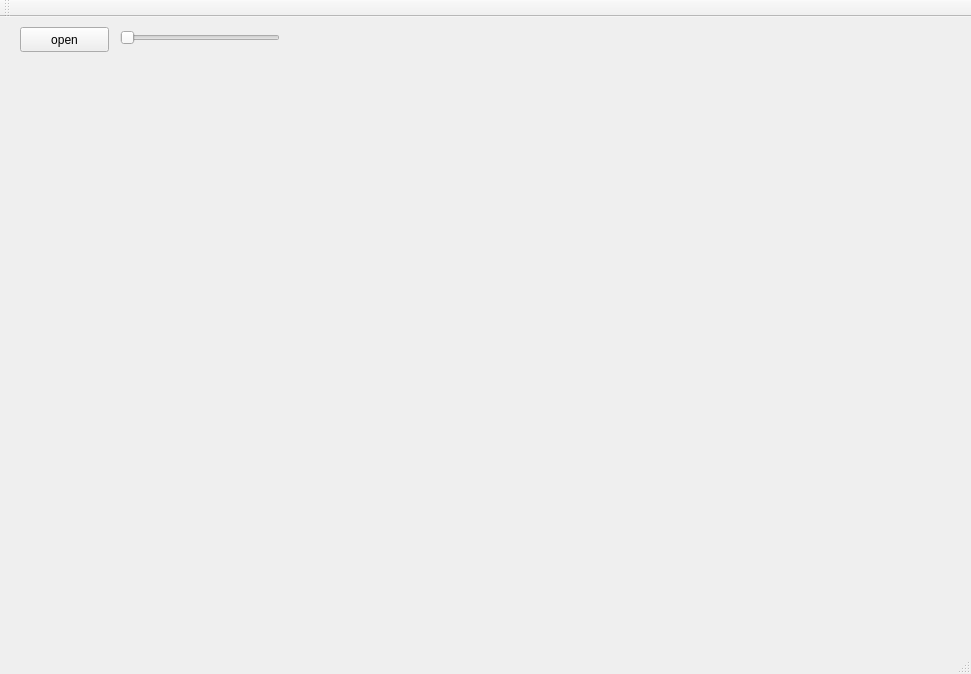
Above: view.ui from yang-han/GraphicsEditor before the change. Below: the same form after it.
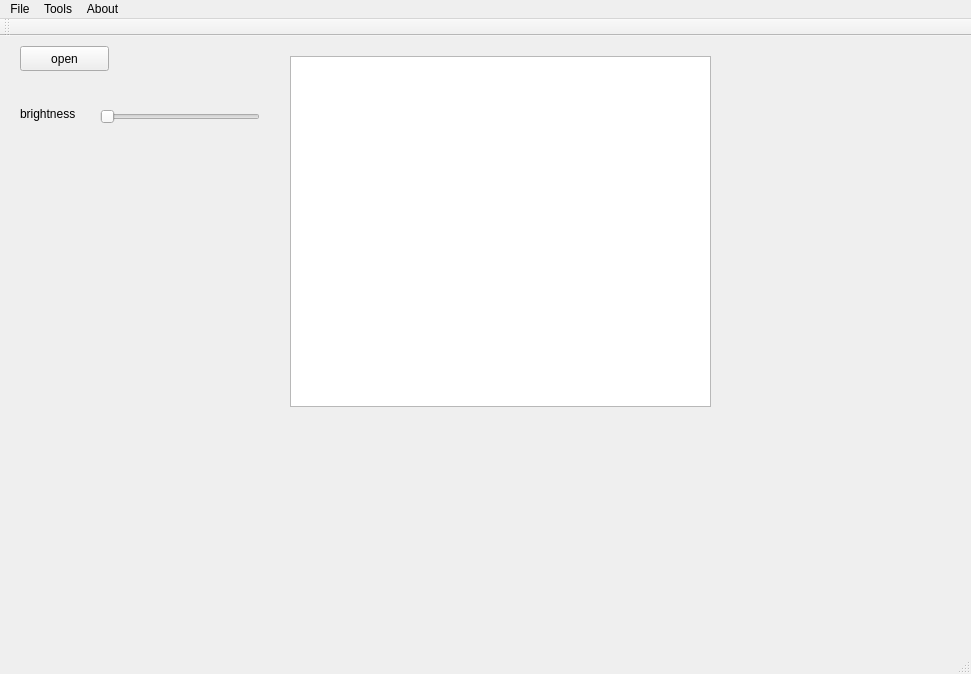
That is the form after the change.

The edit to the form file:
```diff
--- a/view.ui
+++ b/view.ui
@@ -43,8 +43,8 @@
    <widget class="QSlider" name="brightSlider">
     <property name="geometry">
      <rect>
-      <x>120</x>
-      <y>10</y>
+      <x>100</x>
+      <y>70</y>
       <width>160</width>
       <height>22</height>
      </rect>
@@ -65,6 +65,29 @@
      <enum>Qt::Horizontal</enum>
     </property>
    </widget>
+   <widget class="QLabel" name="label_2">
+    <property name="geometry">
+     <rect>
+      <x>20</x>
+      <y>70</y>
+      <width>61</width>
+      <height>16</height>
+     </rect>
+    </property>
+    <property name="text">
+     <string>brightness</string>
+    </property>
+   </widget>
+   <widget class="QGraphicsView" name="graphicsView">
+    <property name="geometry">
+     <rect>
+      <x>290</x>
+      <y>20</y>
+      <width>421</width>
+      <height>351</height>
+     </rect>
+    </property>
+   </widget>
   </widget>
   <widget class="QMenuBar" name="menuBar">
    <property name="geometry">
@@ -72,9 +95,39 @@
      <x>0</x>
      <y>0</y>
      <width>971</width>
-     <height>22</height>
+     <height>23</height>
     </rect>
    </property>
+   <widget class="QMenu" name="menuFile">
+    <property name="title">
+     <string>File</string>
+    </property>
+    <widget class="QMenu" name="menuSave_as">
+     <property name="title">
+      <string>Save as</string>
+     </property>
+     <addaction name="action_bmp"/>
+     <addaction name="action_png"/>
+     <addaction name="action_jpeg"/>
+    </widget>
+    <addaction name="separator"/>
+    <addaction name="actionOpen_File"/>
+    <addaction name="actionSave"/>
+    <addaction name="menuSave_as"/>
+   </widget>
+   <widget class="QMenu" name="menuTools">
+    <property name="title">
+     <string>Tools</string>
+    </property>
+   </widget>
+   <widget class="QMenu" name="menuAbout">
+    <property name="title">
+     <string>About</string>
+    </property>
+   </widget>
+   <addaction name="menuFile"/>
+   <addaction name="menuTools"/>
+   <addaction name="menuAbout"/>
   </widget>
   <widget class="QToolBar" name="mainToolBar">
    <attribute name="toolBarArea">
```
Left out of the diff: 25 changed lines with no effect on the pictures.
